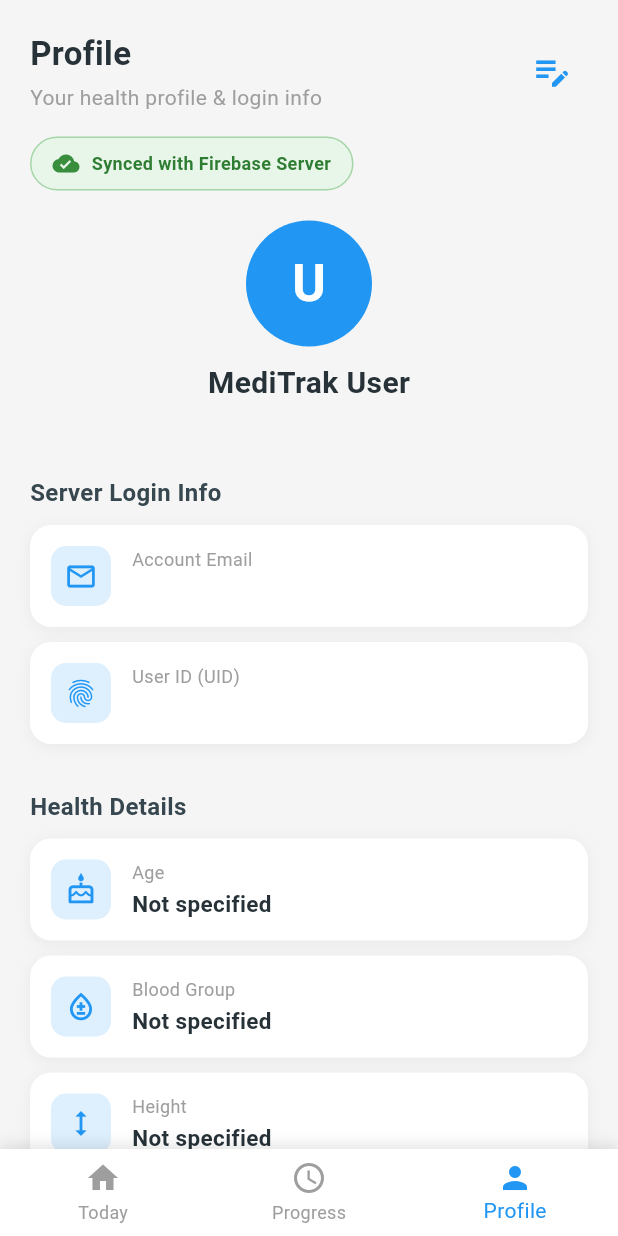
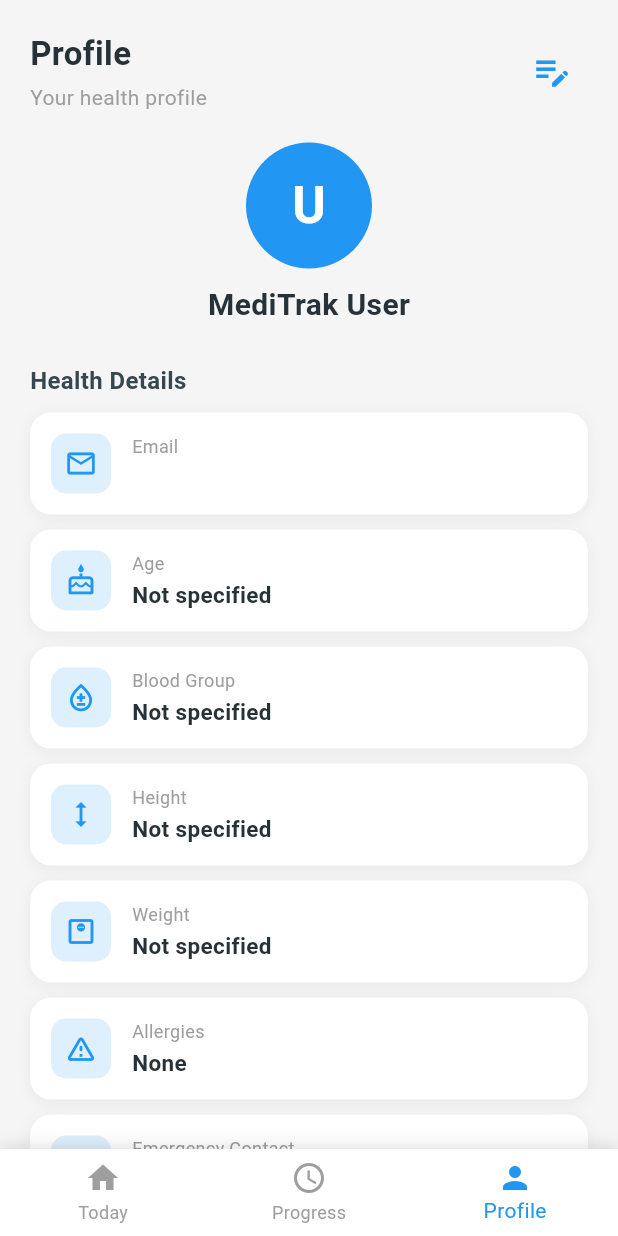
Before and after one commit to KingRishad/MediTrak, a Flutter app: the HomePage screen opened directly, item 3 of the bottom bar chosen, on a phone screen of 412 x 824 dp. Run offline on Flutter 3.47's test engine with Material 3 defaults, Android fonts, the phone set to English and light mode, and no system bars; our stand-ins replace cloud_firestore, firebase_auth, firebase_core, shared_preferences; accounts and stored records are empty.

Commit message:
Refined the profile screen to make it simpler.

```diff
--- a/lib/profile_screen.dart
+++ b/lib/profile_screen.dart
@@ -32,16 +32,6 @@
         userProfile = fetched;
         isLoading = false;
       });
-    }
-  }
-
-  String _formatDate(String isoString) {
-    if (isoString.isEmpty) return 'N/A';
-    try {
-      final dateTime = DateTime.parse(isoString).toLocal();
-      return '${dateTime.day}/${dateTime.month}/${dateTime.year} ${dateTime.hour.toString().padLeft(2, '0')}:${dateTime.minute.toString().padLeft(2, '0')}';
-    } catch (_) {
-      return isoString;
     }
   }
 
@@ -135,12 +125,8 @@
 
                       if (mounted) {
                         messenger.showSnackBar(
-                          SnackBar(
-                            content: Text(
-                              DataStorage.isFirebase
-                                  ? 'Profile saved and synced to Firebase server!'
-                                  : 'Profile saved locally!',
-                            ),
+                          const SnackBar(
+                            content: Text('Changes Saved'),
                             backgroundColor: Colors.green,
                           ),
                         );
@@ -245,7 +231,7 @@
                       ),
                       const SizedBox(height: 4),
                       Text(
-                        'Your health profile & login info',
+                        'Your health profile',
                         style: TextStyle(
                           fontSize: 14,
                           color: Colors.grey[500],
@@ -259,38 +245,6 @@
                     tooltip: 'Edit Profile',
                   ),
                 ],
-              ),
-              const SizedBox(height: 16),
-              Container(
-                padding: const EdgeInsets.symmetric(horizontal: 14, vertical: 8),
-                decoration: BoxDecoration(
-                  color: DataStorage.isFirebase ? Colors.green.shade50 : Colors.blue.shade50,
-                  borderRadius: BorderRadius.circular(20),
-                  border: Border.all(
-                    color: DataStorage.isFirebase ? Colors.green.shade200 : Colors.blue.shade200,
-                  ),
-                ),
-                child: Row(
-                  mainAxisSize: MainAxisSize.min,
-                  children: [
-                    Icon(
-                      DataStorage.isFirebase ? Icons.cloud_done : Icons.storage,
-                      size: 18,
-                      color: DataStorage.isFirebase ? Colors.green.shade700 : Colors.blue.shade700,
-                    ),
-                    const SizedBox(width: 8),
-                    Text(
-                      DataStorage.isFirebase
-                          ? 'Synced with Firebase Server'
-                          : 'Local Storage Mode',
-                      style: TextStyle(
-                        fontSize: 12,
-                        fontWeight: FontWeight.w600,
-                        color: DataStorage.isFirebase ? Colors.green.shade800 : Colors.blue.shade800,
-                      ),
-                    ),
-                  ],
-                ),
               ),
               const SizedBox(height: 20),
               Center(
@@ -317,40 +271,10 @@
                         color: Colors.blueGrey.shade900,
                       ),
                     ),
-                    const SizedBox(height: 2),
-                    Text(
-                      profile.email,
-                      style: TextStyle(
-                        fontSize: 14,
-                        color: Colors.grey[600],
-                      ),
-                    ),
                   ],
                 ),
               ),
               const SizedBox(height: 24),
-              Text(
-                'Server Login Info',
-                style: TextStyle(
-                  fontSize: 16,
-                  fontWeight: FontWeight.bold,
-                  color: Colors.blueGrey.shade800,
-                ),
-              ),
-              const SizedBox(height: 10),
-              buildInfoCard(Icons.email_outlined, 'Account Email', profile.email),
-              buildInfoCard(
-                Icons.fingerprint,
-                'User ID (UID)',
-                profile.uid.length > 20 ? '${profile.uid.substring(0, 18)}...' : profile.uid,
-              ),
-              if (profile.lastLogin.isNotEmpty)
-                buildInfoCard(
-                  Icons.access_time_rounded,
-                  'Last Server Login',
-                  _formatDate(profile.lastLogin),
-                ),
-              const SizedBox(height: 20),
               Text(
                 'Health Details',
                 style: TextStyle(
@@ -360,6 +284,7 @@
                 ),
               ),
               const SizedBox(height: 10),
+              buildInfoCard(Icons.email_outlined, 'Email', profile.email),
               buildInfoCard(Icons.cake_outlined, 'Age', profile.age.isNotEmpty ? profile.age : 'Not specified'),
               buildInfoCard(Icons.bloodtype_outlined, 'Blood Group', profile.bloodGroup.isNotEmpty ? profile.bloodGroup : 'Not specified'),
               buildInfoCard(Icons.height, 'Height', profile.height.isNotEmpty ? profile.height : 'Not specified'),
```
